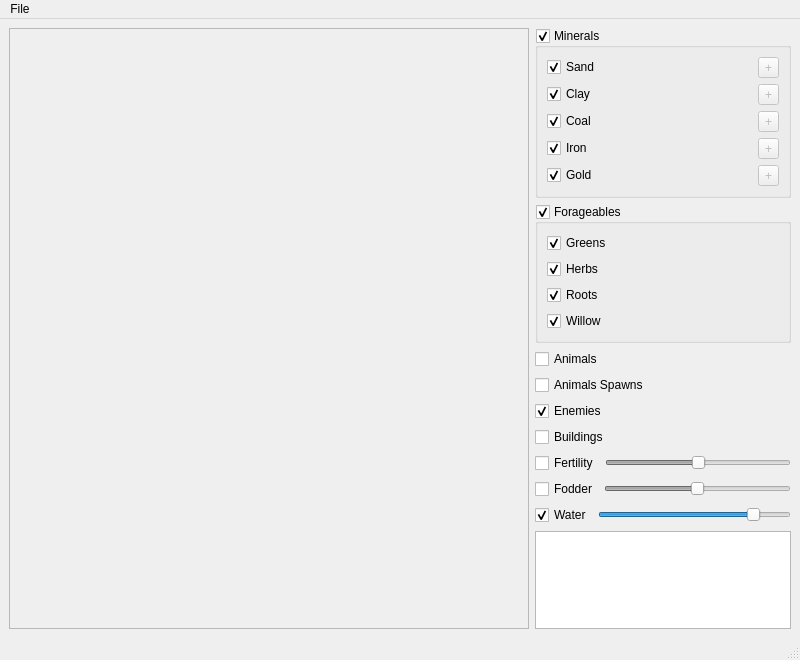
The window that FarthestFrontierMapFrame.ui (mikh-abc/ff-game-map) describes before a commit, drawn with Qt 5.
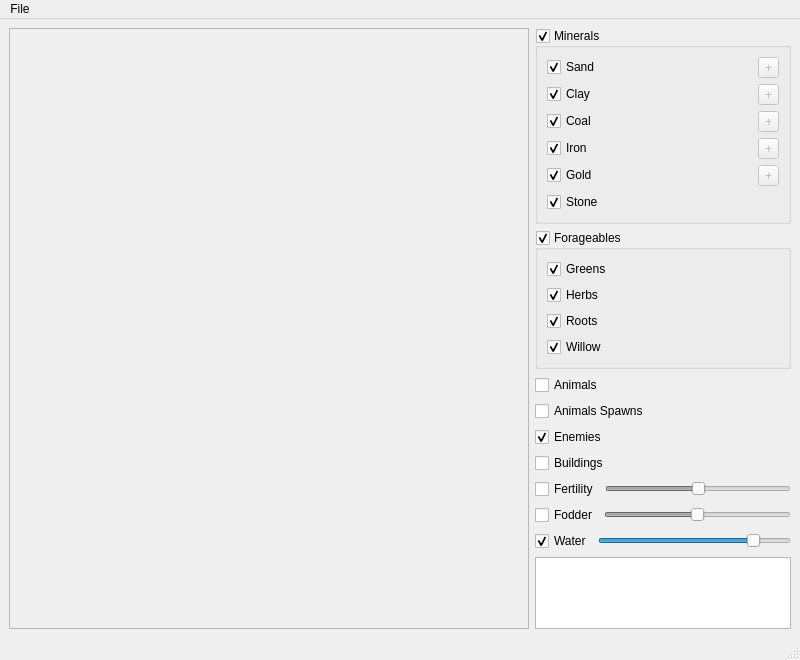
The same window after the commit. Icons and pictures are not drawn. Custom widgets are drawn as their Qt base class.

```diff
--- a/FarthestFrontierMapFrame.ui
+++ b/FarthestFrontierMapFrame.ui
@@ -417,6 +417,23 @@
              </property>
             </widget>
            </item>
+           <item row="6" column="0">
+            <widget class="QCheckBox" name="checkBoxStone">
+             <property name="text">
+              <string>Stone</string>
+             </property>
+             <property name="checked">
+              <bool>true</bool>
+             </property>
+            </widget>
+           </item>
+           <item row="6" column="1">
+            <widget class="QLabel" name="labelIconStone">
+             <property name="text">
+              <string/>
+             </property>
+            </widget>
+           </item>
           </layout>
          </widget>
         </item>
```
Left out of the diff: 232 changed lines with no effect on the pictures.
